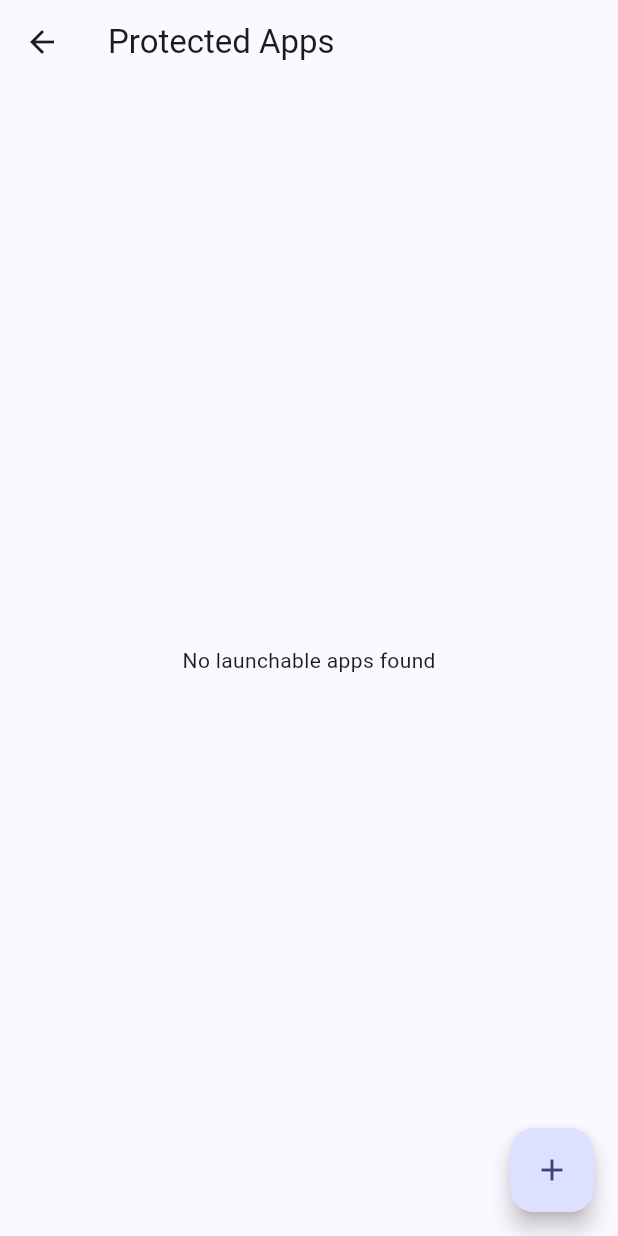
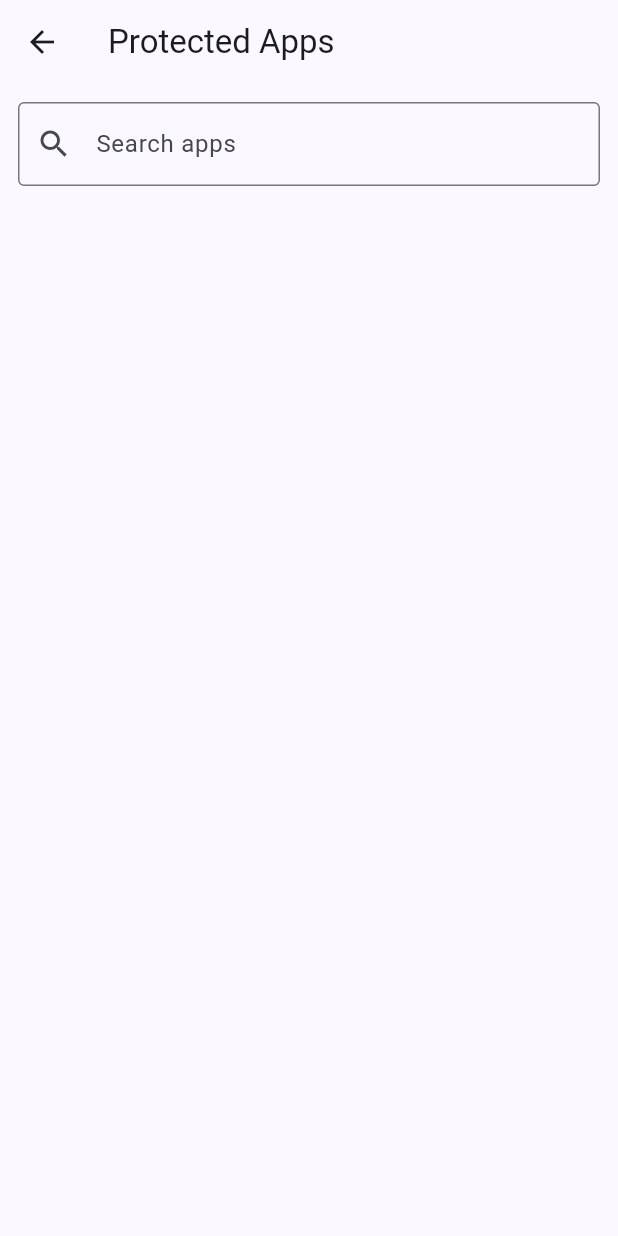
Before and after one commit to KiloMikeTango/Privacy-Protection, a Flutter app: the ProtectedAppsScreen screen opened by its route, on a phone screen of 412 x 824 dp. Run offline on Flutter 3.47's test engine with Material 3 defaults, Android fonts, the phone set to English and light mode, and no system bars.

Commit message:
search bar added

```diff
--- a/lib/screens/protected_apps_screen.dart
+++ b/lib/screens/protected_apps_screen.dart
@@ -13,15 +13,37 @@ class ProtectedAppsScreen extends StatefulWidget {
 
 class _ProtectedAppsScreenState extends State<ProtectedAppsScreen> {
   static const MethodChannel _channel = MethodChannel('privacy_protection');
+  final TextEditingController _searchCtrl = TextEditingController();
   List<AppInfo> _apps = [];
   Set<String> _protected = {};
   bool _loading = true;
   String _message = '';
+  String _query = '';
 
   @override
   void initState() {
     super.initState();
+    _searchCtrl.addListener(() {
+      setState(() {
+        _query = _searchCtrl.text;
+      });
+    });
     _load();
+  }
+
+  @override
+  void dispose() {
+    _searchCtrl.dispose();
+    super.dispose();
+  }
+
+  List<AppInfo> get _filtered {
+    if (_query.trim().isEmpty) return _apps;
+    final q = _query.toLowerCase().trim();
+    return _apps.where((a) {
+      return a.appName.toLowerCase().contains(q) ||
+          a.packageName.toLowerCase().contains(q);
+    }).toList();
   }
 
   Future<void> _load() async {
@@ -35,9 +57,18 @@ class _ProtectedAppsScreenState extends State<ProtectedAppsScreen> {
       _protected = protected.map((e) => e.toString()).toSet();
 
       final List<dynamic> appsRaw =
-          await _channel.invokeMethod<List<dynamic>>('getInstalledLaunchableApps') ?? [];
-      _apps = appsRaw.map((e) => AppInfo.fromMap(Map<String, dynamic>.from(e as Map))).toList()
-        ..sort((a, b) => a.appName.toLowerCase().compareTo(b.appName.toLowerCase()));
+          await _channel.invokeMethod<List<dynamic>>(
+            'getInstalledLaunchableApps',
+          ) ??
+          [];
+      _apps =
+          appsRaw
+              .map((e) => AppInfo.fromMap(Map<String, dynamic>.from(e as Map)))
+              .toList()
+            ..sort(
+              (a, b) =>
+                  a.appName.toLowerCase().compareTo(b.appName.toLowerCase()),
+            );
     } catch (e) {
       _message = 'Load error: $e';
     } finally {
@@ -66,23 +97,42 @@ class _ProtectedAppsScreenState extends State<ProtectedAppsScreen> {
 
   @override
   Widget build(BuildContext context) {
+    final items = _filtered;
     return Scaffold(
-      appBar: AppBar(
-        title: const Text('Protected Apps'),
-      ),
-      floatingActionButton: FloatingActionButton(
-        onPressed: _load,
-        child: const Icon(Icons.add),
-      ),
-      body: _loading
-          ? const Center(child: CircularProgressIndicator())
-          : _apps.isEmpty
-              ? const Center(child: Text('No launchable apps found'))
-              : ListView.separated(
-                  itemCount: _apps.length,
+      appBar: AppBar(title: const Text('Protected Apps')),
+      body: RefreshIndicator(
+        onRefresh: _load,
+        child: ListView.separated(
+          padding: const EdgeInsets.all(12),
+          physics: const AlwaysScrollableScrollPhysics(),
+          itemCount: (_loading ? 1 : items.length + 1),
           separatorBuilder: (_, __) => const Divider(height: 0),
           itemBuilder: (context, index) {
-                    final app = _apps[index];
+            if (index == 0) {
+              return Column(
+                crossAxisAlignment: CrossAxisAlignment.start,
+                children: [
+                  TextField(
+                    controller: _searchCtrl,
+                    decoration: const InputDecoration(
+                      hintText: 'Search apps',
+                      prefixIcon: Icon(Icons.search),
+                      border: OutlineInputBorder(),
+                    ),
+                  ),
+                  if (_message.isNotEmpty) ...[
+                    const SizedBox(height: 8),
+                    Text(
+                      _message,
+                      style: const TextStyle(color: Colors.orange),
+                    ),
+                  ],
+                  const SizedBox(height: 8),
+                  if (_loading) const LinearProgressIndicator(),
+                ],
+              );
+            }
+            final app = items[index - 1];
             final checked = _protected.contains(app.packageName);
             return ListTile(
               leading: app.icon != null
@@ -98,6 +148,7 @@ class _ProtectedAppsScreenState extends State<ProtectedAppsScreen> {
             );
           },
         ),
+      ),
     );
   }
 }
@@ -107,11 +158,7 @@ class AppInfo {
   final String appName;
   final Uint8List? icon;
 
-  AppInfo({
-    required this.packageName,
-    required this.appName,
-    this.icon,
-  });
+  AppInfo({required this.packageName, required this.appName, this.icon});
 
   factory AppInfo.fromMap(Map<String, dynamic> map) {
     Uint8List? icon;
```
Lines whose indentation alone changed are shown as unchanged.
